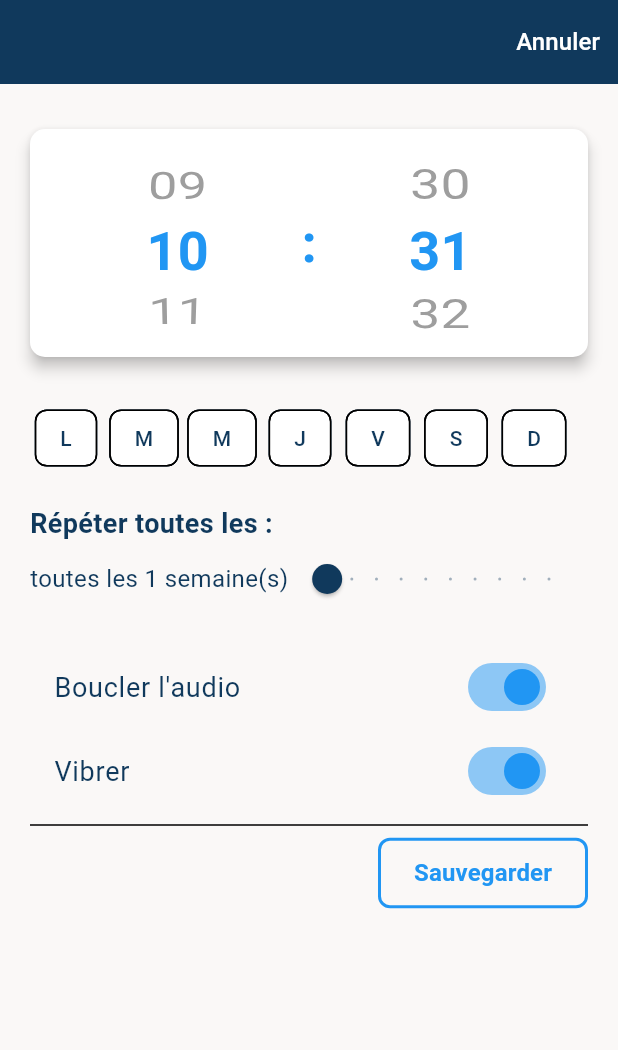
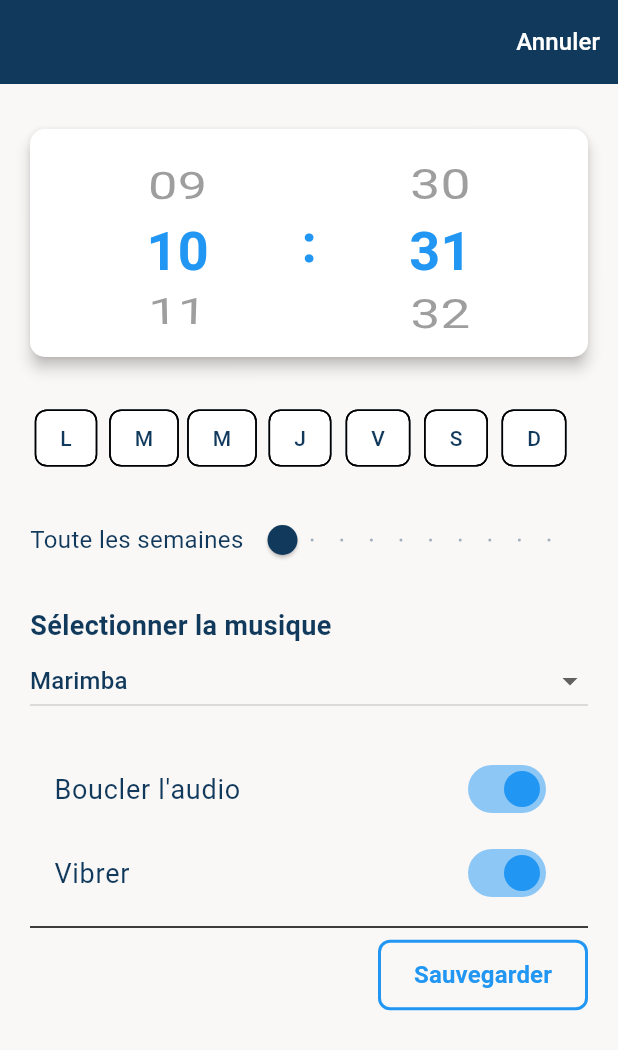
Before and after one commit to devmeup-fr/my_alarms, a Flutter app: the AlarmEditScreen screen opened directly, on a phone screen of 412 x 824 dp. Shown: the top 1050 px of the screen. Run offline on Flutter 3.47's test engine with Material 3 defaults, Android fonts, the phone set to English and light mode, and no system bars; our stand-ins replace dio, flutter_bloc, flutter_i18n, flutter_secure_storage, geolocator, google_fonts and 2 more; missing offline and left inert: alarm, app_settings; accounts and stored records are empty.

Commit message:
feat: set alarm and add select music

```diff
--- a/assets/i18n/fr.json
+++ b/assets/i18n/fr.json
@@ -21,9 +21,11 @@
     "save": "Sauvegarder",
     "repeat_on": "Répéter sur :",
     "repeat_every": "Répéter toutes les :",
-    "x_weeks": "toutes les {weeks} semaine(s)",
+    "repeat_every_week": "Toute les semaines",
+    "x_weeks": "1 semaine sur {weeks}",
     "loop_audio": "Boucler l'audio",
     "vibrate": "Vibrer",
+    "select_audio": "Sélectionner la musique",
     "alarm_notification_title": "Alarme",
     "alarm_notification_body": "Votre alarme ({id}) sonne",
     "stop_alarm_button": "Arrêter l'alarme",
--- a/lib/screens/alarm_edit_screen.dart
+++ b/lib/screens/alarm_edit_screen.dart
@@ -31,6 +31,14 @@ class _AlarmEditScreenState extends State<AlarmEditScreen> {
   late List<bool> selectedDays;
   late int recurrenceWeeks;
 
+  final audioOptions = [
+    'assets/musics/marimba.mp3',
+    'assets/musics/mozart.mp3',
+    'assets/musics/nokia.mp3',
+    'assets/musics/one_piece.mp3',
+    'assets/musics/star_wars.mp3',
+  ];
+
   @override
   void initState() {
     super.initState();
@@ -42,7 +50,7 @@ class _AlarmEditScreenState extends State<AlarmEditScreen> {
       selectedDateTime = selectedDateTime.copyWith(second: 0, millisecond: 0);
       loopAudio = true;
       vibrate = true;
-      volume = null;
+      volume = 0.5;
       fadeDuration = 0;
       assetAudio = 'assets/musics/marimba.mp3';
       selectedDays =
@@ -53,9 +61,11 @@ class _AlarmEditScreenState extends State<AlarmEditScreen> {
       loopAudio = widget.alarm!.loopAudio;
       vibrate = widget.alarm!.vibrate;
       volume = widget.alarm!.volume;
+      assetAudio = widget.alarm!.assetAudio;
       selectedDays =
-          List.filled(7, false); // Charger les jours ici si disponible
-      recurrenceWeeks = 1; // Charger les semaines ici si disponible
+          widget.alarm!.selectedDays; // Charger les jours ici si disponible
+      recurrenceWeeks = widget
+          .alarm!.recurrenceWeeks; // Charger les semaines ici si disponible
     }
     _scrollHourController =
         FixedExtentScrollController(initialItem: selectedDateTime.hour);
@@ -72,24 +82,52 @@ class _AlarmEditScreenState extends State<AlarmEditScreen> {
 
   void saveAlarm() {
     if (loading) return;
+
+    if (creating) {
       setState(() => loading = true);
       alarmService
-        .saveAlarm(AlarmModel(
+          .saveAlarm(
+              context,
+              AlarmModel(
+                  id: widget.index ?? 1,
+                  title: '',
+                  time: selectedDateTime,
+                  vibrate: vibrate,
+                  volume: volume,
+                  assetAudio: assetAudio,
+                  selectedDays: selectedDays,
+                  recurrenceWeeks: recurrenceWeeks))
+          .then((res) {
+        if (mounted) {
+          Navigator.pop(context, true);
+        }
+        setState(() => loading = false);
+      });
+    } else {
+      alarmService
+          .editAlarm(
+              context,
+              AlarmModel(
                   id: widget.index ?? 0,
                   title: '',
                   time: selectedDateTime,
                   vibrate: vibrate,
                   volume: volume,
+                  assetAudio: assetAudio,
                   selectedDays: selectedDays,
-            recurrenceWeeks: recurrenceWeeks))
+                  recurrenceWeeks: recurrenceWeeks),
+              widget.index ?? 0)
           .then((res) {
-      if (mounted) Navigator.pop(context, true);
+        if (mounted) {
+          Navigator.pop(context, true);
+        }
         setState(() => loading = false);
       });
     }
+  }
 
   void deleteAlarm() {
-    alarmService.deleteAlarm(widget.index ?? 0).then((res) {
+    alarmService.deleteAlarm(context, widget.index ?? 0).then((res) {
       if (mounted) Navigator.pop(context, true);
     });
   }
@@ -251,14 +289,11 @@ class _AlarmEditScreenState extends State<AlarmEditScreen> {
             const SizedBox(height: 20),
 
             // Récurrence toutes les X semaines
-            Text(
-              context.translate('repeat_every'),
-              style: const TextStyle(fontSize: 18, fontWeight: FontWeight.bold),
-            ),
             Row(
               mainAxisAlignment: MainAxisAlignment.spaceBetween,
               children: [
-                Text(context.translate('x_weeks',
+                Text(context.translate(
+                    recurrenceWeeks == 1 ? 'repeat_every_week' : 'x_weeks',
                     translationParams: {"weeks": recurrenceWeeks.toString()})),
                 Expanded(
                   child: Slider(
@@ -276,7 +311,40 @@ class _AlarmEditScreenState extends State<AlarmEditScreen> {
               ],
             ),
             const SizedBox(height: 20),
-
+            Text(
+              context.translate('select_audio'),
+              style: const TextStyle(fontSize: 18, fontWeight: FontWeight.bold),
+            ),
+            DropdownButton<String>(
+              value: assetAudio,
+              isExpanded: true,
+              onChanged: (String? newValue) {
+                setState(() {
+                  assetAudio = newValue!;
+                });
+              },
+              dropdownColor: Colors.white,
+              focusColor: Colors.white,
+              items: audioOptions.map<DropdownMenuItem<String>>((String value) {
+                return DropdownMenuItem<String>(
+                  value: value,
+                  child: Text(
+                    value
+                        .split('/')
+                        .last // Récupère le nom du fichier
+                        .replaceAll('.mp3', '') // Supprime l'extension .mp3
+                        .replaceAll('_', ' ')
+                        .replaceFirstMapped(
+                            RegExp(r'^[a-zA-Z]'),
+                            (match) => match
+                                .group(0)!
+                                .toUpperCase()), // Met une majuscule à la première lettre
+                    style: const TextStyle(fontSize: 16),
+                  ),
+                );
+              }).toList(),
+            ),
+            const SizedBox(height: 20),
             // Autres options
             SwitchListTile(
               value: loopAudio,
--- a/pubspec.yaml
+++ b/pubspec.yaml
@@ -15,7 +15,7 @@ dependencies:
   flutter:
     sdk: flutter
   flutter_bloc: ^8.1.4
-  flutter_i18n: ^0.35.1
+  flutter_i18n: ^0.36.2
   flutter_localizations:
     sdk: flutter
   flutter_native_splash: ^2.4.1
@@ -36,8 +36,8 @@ dependencies:
   url_launcher: ^6.3.1
 
 dev_dependencies:
-  flutter_launcher_icons: ^0.13.1
-  flutter_lints: ^4.0.0
+  flutter_launcher_icons: ^0.14.2
+  flutter_lints: ^5.0.0
   flutter_test:
     sdk: flutter
 
```
Also changed, not shown: lib/models/alarm_model.dart (+41 -11 lines), lib/screens/alarm_ring_screen.dart (+83 -29 lines), lib/screens/home_screen.dart (+13 -18 lines), lib/services/alarm_service.dart (+61 -3 lines), lib/widgets/alarm_tile.dart (+21 -1 lines), pubspec.lock. Lines whose indentation alone changed are shown as unchanged.
